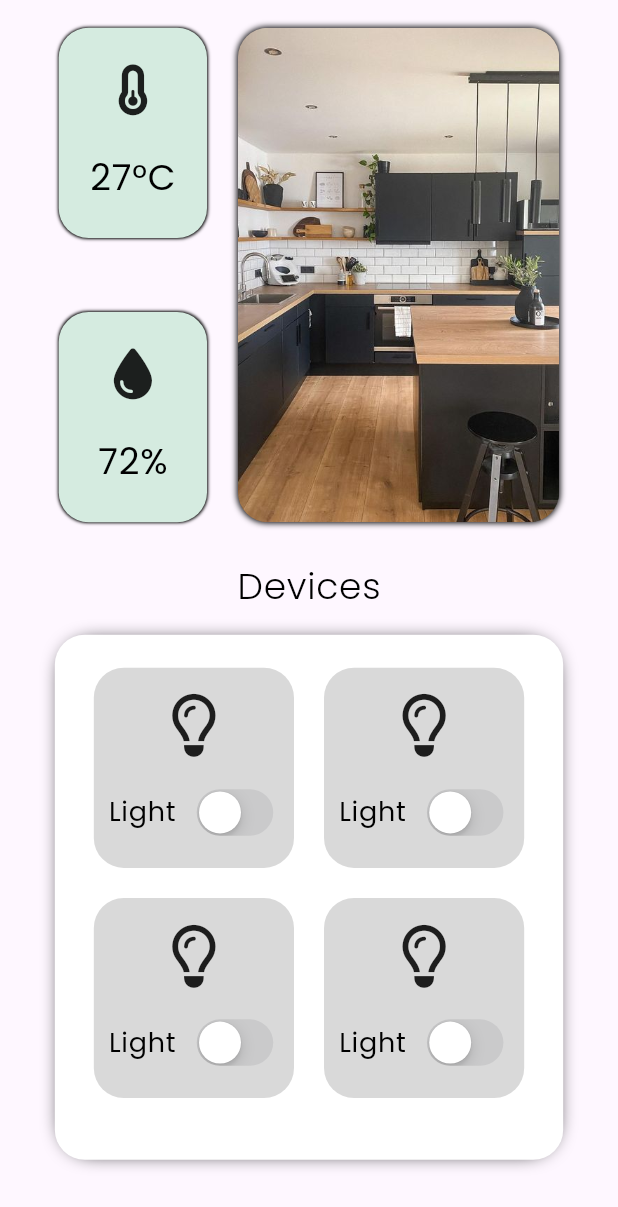
After one commit to nived-s/AutoHome-flutter, a Flutter app: the screen it shows after launch, item 2 of the bottom bar chosen, after a tap on "Living Room", on a phone screen of 412 x 824 dp. The commit adds this screen. Shown: the top 1207 px of the screen. Run offline on Flutter 3.47's test engine with Material 3 defaults, Android fonts, the phone set to English and light mode, and no system bars; our stand-ins replace blurrycontainer, font_awesome_flutter, google_fonts; missing offline and left inert: list_wheel_scroll_view_nls.

Commit message:
individual room devices page added

```diff
--- /dev/null
+++ b/autohome/lib/screens/individual_room.dart
@@ -0,0 +1,151 @@
+import 'package:autohome/constants.dart';
+import 'package:autohome/widgets/individualRoomPageRoomDetailsContainer.dart';
+import 'package:flutter/cupertino.dart';
+import 'package:flutter/material.dart';
+import 'package:font_awesome_flutter/font_awesome_flutter.dart';
+
+class IndividualRoom extends StatefulWidget {
+  const IndividualRoom({super.key});
+
+  @override
+  State<IndividualRoom> createState() => _IndividualRoomState();
+}
+
+class _IndividualRoomState extends State<IndividualRoom> {
+  @override
+  Widget build(BuildContext context) {
+    double screenWidth = MediaQuery.of(context).size.width;
+    double screenHeight = MediaQuery.of(context).size.height;
+
+    return Scaffold(
+      body: SingleChildScrollView(
+        child: SafeArea(
+          child: Padding(
+            padding: EdgeInsets.all(screenWidth * 0.045),
+            child: Column(
+              children: [
+                //## Header of page
+                // Image and room details
+                SizedBox(
+                  height: screenHeight * 0.4,
+                  width: double.infinity,
+                  child: Row(
+                    mainAxisAlignment: MainAxisAlignment.spaceEvenly,
+                    children: [
+                      // Temp and Humidity
+                      Column(
+                        mainAxisAlignment: MainAxisAlignment.spaceBetween,
+                        children: [
+                          individualRoomPageRoomDetailsContainer(
+                            icon: FontAwesomeIcons.temperatureQuarter,
+                            text: '27°C',
+                          ),
+                          individualRoomPageRoomDetailsContainer(
+                            icon: FontAwesomeIcons.droplet,
+                            text: '72%',
+                          ),
+                        ],
+                      ),
+                      // Room img
+                      Container(
+                        height: screenHeight * 0.4,
+                        width: screenWidth * 0.52,
+                        decoration: BoxDecoration(
+                          borderRadius: BorderRadius.circular(20),
+                          boxShadow: [
+                            BoxShadow(blurRadius: 3, spreadRadius: 0.2)
+                          ],
+                          image: DecorationImage(
+                            image:
+                                AssetImage('assets/images/rooms/kitchen.jpg'),
+                            fit: BoxFit.cover,
+                          ),
+                        ),
+                      ),
+                    ],
+                  ),
+                ),
+                SizedBox(
+                  height: 25,
+                ),
+                // Devices
+                Text(
+                  'Devices',
+                  style: kBodySmall(fontSize: 24),
+                ),
+                // Available devices
+                Padding(
+                  padding: const EdgeInsets.symmetric(
+                      vertical: 16.0, horizontal: 18),
+                  child: Container(
+                    height: 350,
+                    width: double.infinity,
+                    decoration: BoxDecoration(
+                      color: Colors.white,
+                      borderRadius: const BorderRadius.all(
+                        Radius.circular(20),
+                      ),
+                      boxShadow: [
+                        BoxShadow(
+                          blurRadius: 10,
+                          spreadRadius: -5,
+                        )
+                      ],
+                    ),
+                    child: Padding(
+                      padding: const EdgeInsets.symmetric(
+                          vertical: 22.0, horizontal: 26),
+                      child: GridView.builder(
+                        gridDelegate:
+                            const SliverGridDelegateWithFixedCrossAxisCount(
+                          crossAxisCount: 2,
+                          crossAxisSpacing: 20,
+                          mainAxisSpacing: 20,
+                        ),
+                        itemCount: 4,
+                        itemBuilder: (BuildContext context, int index) {
+                          return Container(
+                            height: 20,
+                            width: 20,
+                            decoration: BoxDecoration(
+                              color: Color(0xFFD9D9D9),
+                              borderRadius: const BorderRadius.all(
+                                Radius.circular(20),
+                              ),
+                            ),
+                            child: Column(
+                              mainAxisAlignment: MainAxisAlignment.spaceEvenly,
+                              children: [
+                                // Device img
+                                Icon(
+                                  FontAwesomeIcons.lightbulb,
+                                  size: 42,
+                                ),
+                                // text and btn
+                                Row(
+                                  mainAxisAlignment:
+                                      MainAxisAlignment.spaceEvenly,
+                                  children: [
+                                    Text('Light', style: kSubHeadingLarge(),),
+                                    CupertinoSwitch(
+                                      value: false,
+                                      onChanged: (index) {},
+                                    ),
+                                  ],
+                                )
+                              ],
+                            ),
+                          );
+                        },
+                      ),
+                    ),
+                  ),
+                ),
+              ],
+            ),
+          ),
+        ),
+      ),
+    );
+  }
+}
--- a/autohome/lib/screens/roompage.dart
+++ b/autohome/lib/screens/roompage.dart
@@ -1,4 +1,5 @@
 import 'package:autohome/constants.dart';
+import 'package:autohome/screens/individual_room.dart';
 import 'package:blurrycontainer/blurrycontainer.dart';
 import 'package:flutter/material.dart';
 
@@ -27,14 +28,21 @@ class _RoomPageState extends State<RoomPage> {
                   itemCount: 4,
                   scrollDirection: Axis.vertical,
                   itemBuilder: (BuildContext context, int index) {
-                    return Container(
+                    return GestureDetector(
+                      onTap: () => Navigator.push(
+                        context,
+                        MaterialPageRoute(
+                            builder: (context) => const IndividualRoom()),
+                      ),
+                      child: Container(
                         height: 200,
                         width: screenWidth * 0.6,
                         margin: const EdgeInsets.symmetric(vertical: 24),
                         decoration: BoxDecoration(
                           borderRadius: BorderRadius.circular(20),
                           image: DecorationImage(
-                          image: AssetImage('assets/images/rooms/kitchen.jpg'),
+                            image:
+                                AssetImage('assets/images/rooms/kitchen.jpg'),
                             fit: BoxFit.cover,
                           ),
                         ),
@@ -72,6 +80,7 @@ class _RoomPageState extends State<RoomPage> {
                             ),
                           ),
                         ),
+                      ),
                     );
                   },
                 ),
--- /dev/null
+++ b/autohome/lib/widgets/individualRoomPageRoomDetailsContainer.dart
@@ -0,0 +1,41 @@
+import 'package:autohome/constants.dart';
+import 'package:flutter/material.dart';
+
+class individualRoomPageRoomDetailsContainer extends StatelessWidget {
+  final IconData icon;
+  final String text;
+
+  const individualRoomPageRoomDetailsContainer({
+    required this.icon,
+    required this.text,
+    super.key,
+  });
+
+  @override
+  Widget build(BuildContext context) {
+    double screenWidth = MediaQuery.of(context).size.width;
+    double screenHeight = MediaQuery.of(context).size.height;
+    return Container(
+      height: screenHeight * 0.17,
+      width: screenWidth * 0.24,
+      decoration: BoxDecoration(
+        borderRadius: BorderRadius.circular(20),
+        color: Color(0xFFD5EBE0),
+        boxShadow: [BoxShadow(blurRadius: 1,spreadRadius: 0.2,)],
+      ),
+      child: Column(
+        mainAxisAlignment: MainAxisAlignment.spaceEvenly,
+        children: [
+          Icon(
+            icon,
+            size: 34,
+          ),
+          Text(
+            text,
+            style: kSubHeadingLarge(fontSize: 24),
+          ),
+        ],
+      ),
+    );
+  }
+}
--- a/autohome/lib/widgets/scrollListItem.dart
+++ b/autohome/lib/widgets/scrollListItem.dart
@@ -1,5 +1,3 @@
-import 'dart:math';
-
 import 'package:autohome/constants.dart';
 import 'package:flutter/material.dart';
 
```
Lines whose indentation alone changed are shown as unchanged.
